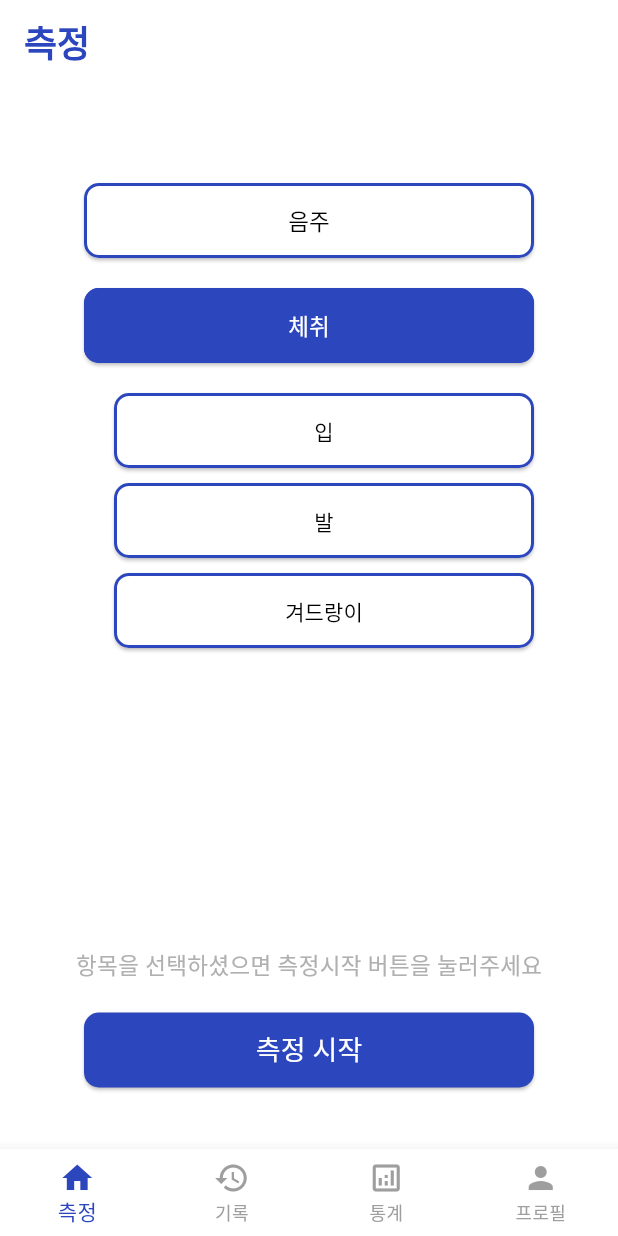
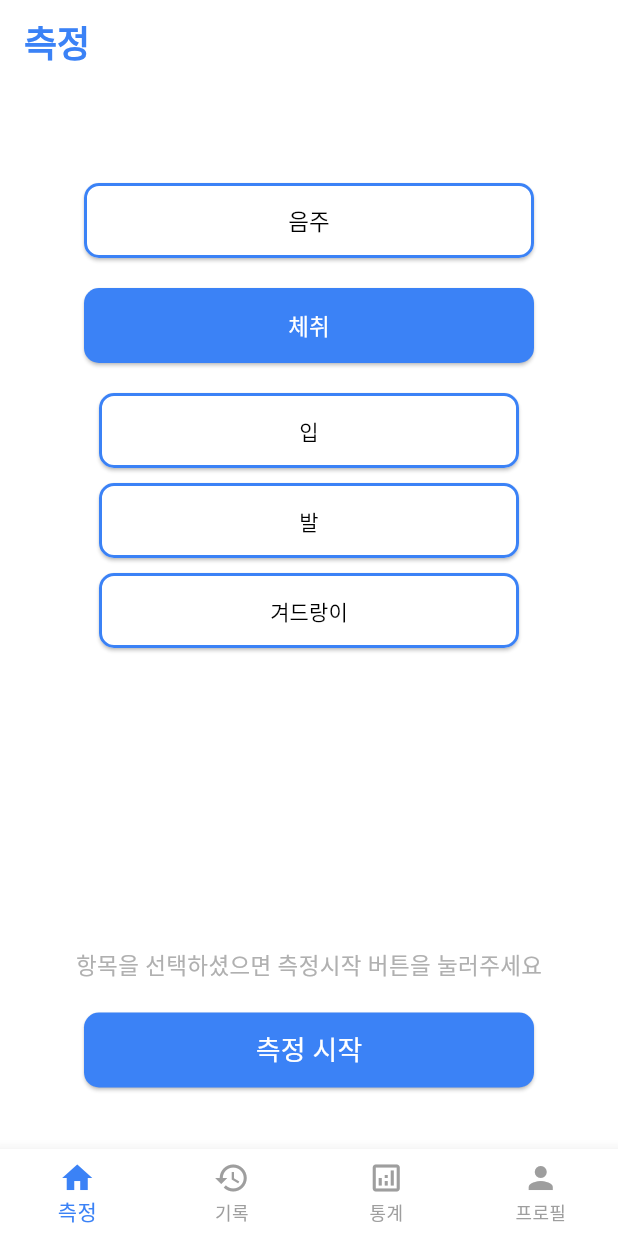
Before and after one commit to mark77234/NCSENSOR, a Flutter app: the MainScreen screen opened directly, after a tap on "체취", on a phone screen of 412 x 824 dp. Run offline on Flutter 3.47's test engine with Material 3 defaults, Android fonts, the phone set to English and light mode, and no system bars; our stand-ins replace fl_chart.

Commit message:
styles.dart에 measure_screen의 버튼형식 적용(리펙토링) 체취부위 선택 버튼 가운데 정렬 login_screen.dart에서 바로 measure_screen.dart로 이동하는 점 수정

```diff
--- a/lib/constants/styles.dart
+++ b/lib/constants/styles.dart
@@ -1,7 +1,7 @@
 import 'package:flutter/material.dart';
 
 class ColorStyles {
-  static const Color primary = Color(0xFF2C46BD);
+  static const Color primary = Color(0xFF3B82F6);
   static const Color secondary = Color(0xFF4B5563);
   static const Color grey = Color(0xFFD1D5DB);
   static const Color background = Color(0xFFFFFFFF);
@@ -37,6 +37,56 @@ class ButtonStyles {
       borderRadius: RadiusStyles.border,
     ),
   );
+
+  static ButtonStyle defaultElevated = ElevatedButton.styleFrom(
+    backgroundColor: ColorStyles.primary,
+    foregroundColor: Colors.white,
+    minimumSize: const Size(300, 50),
+    shape: RoundedRectangleBorder(
+      borderRadius: BorderRadius.circular(10),
+    ),
+    textStyle: const TextStyle(fontSize: 15),
+  );
+
+  static ButtonStyle selectedElevated = ElevatedButton.styleFrom(
+    backgroundColor: Colors.white,
+    foregroundColor: Colors.black,
+    minimumSize: const Size(300, 50),
+    shape: RoundedRectangleBorder(
+      borderRadius: BorderRadius.circular(10),
+      side: BorderSide(
+        color: ColorStyles.primary,
+        width: 2,
+      ),
+    ),
+    textStyle: const TextStyle(fontSize: 15),
+  );
+
+  static ButtonStyle bodyOdorSelected = ElevatedButton.styleFrom(
+    backgroundColor: ColorStyles.primary,
+    foregroundColor: Colors.white,
+    minimumSize: const Size(280, 50),
+    shape: RoundedRectangleBorder(
+      borderRadius: BorderRadius.circular(10),
+      side: BorderSide(
+        color: ColorStyles.primary,
+        width: 2,
+      ),
+    ),
+  );
+
+  static ButtonStyle bodyOdorUnselected = ElevatedButton.styleFrom(
+    backgroundColor: Colors.white,
+    foregroundColor: Colors.black,
+    minimumSize: const Size(280, 50),
+    shape: RoundedRectangleBorder(
+      borderRadius: BorderRadius.circular(10),
+      side: BorderSide(
+        color: ColorStyles.primary,
+        width: 2,
+      ),
+    ),
+  );
 }
 
 class InputStyles {
--- a/lib/screens/login_screen.dart
+++ b/lib/screens/login_screen.dart
@@ -1,6 +1,5 @@
 import 'package:flutter/material.dart';
 import 'package:taesung1/screens/main_screen.dart';
-import 'package:taesung1/screens/measure_screen.dart';
 
 class LoginScreen extends StatefulWidget {
   const LoginScreen({super.key});
--- a/lib/screens/measure_screen.dart
+++ b/lib/screens/measure_screen.dart
@@ -25,22 +25,9 @@ class _MeasureScreenState extends State<MeasureScreen> {
             children: [
               const SizedBox(height: 50),
               ElevatedButton(
-                style: ElevatedButton.styleFrom(
-                  backgroundColor: selectedMeasurement == '음주'
-                      ? ColorStyles.primary
-                      : Colors.white,
-                  foregroundColor: selectedMeasurement == '음주'
-                      ? Colors.white
-                      : Colors.black,
-                  minimumSize: const Size(300, 50),
-                  shape: RoundedRectangleBorder(
-                    borderRadius: BorderRadius.circular(10),
-                    side: BorderSide(
-                      color: ColorStyles.primary,
-                      width: 2,
-                    ),
-                  ),
-                ),
+                style: selectedMeasurement == '음주'
+                    ? ButtonStyles.defaultElevated
+                    : ButtonStyles.selectedElevated,
                 onPressed: () {
                   setState(() {
                     showBodyOdorOptions = false;
@@ -48,29 +35,13 @@ class _MeasureScreenState extends State<MeasureScreen> {
                     selectedBodyOdor = '';
                   });
                 },
-                child: const Text(
-                  '음주',
-                  style: TextStyle(fontSize: 15),
-                ),
+                child: const Text('음주'),
               ),
               const SizedBox(height: 20),
               ElevatedButton(
-                style: ElevatedButton.styleFrom(
-                  backgroundColor: selectedMeasurement == '체취'
-                      ? ColorStyles.primary
-                      : Colors.white,
-                  foregroundColor: selectedMeasurement == '체취'
-                      ? Colors.white
-                      : Colors.black,
-                  minimumSize: const Size(300, 50),
-                  shape: RoundedRectangleBorder(
-                    borderRadius: BorderRadius.circular(10),
-                    side: BorderSide(
-                      color: ColorStyles.primary,
-                      width: 2,
-                    ),
-                  ),
-                ),
+                style: selectedMeasurement == '체취'
+                    ? ButtonStyles.defaultElevated
+                    : ButtonStyles.selectedElevated,
                 onPressed: () {
                   setState(() {
                     showBodyOdorOptions = !showBodyOdorOptions;
@@ -78,10 +49,7 @@ class _MeasureScreenState extends State<MeasureScreen> {
                     selectedBodyOdor = '';
                   });
                 },
-                child: const Text(
-                  '체취',
-                  style: TextStyle(fontSize: 15),
-                ),
+                child: const Text('체취'),
               ),
               const SizedBox(height: 20),
               if (showBodyOdorOptions) ...[
@@ -159,25 +127,11 @@ class _MeasureScreenState extends State<MeasureScreen> {
 
   // 체취 부위 선택 버튼 빌드
   Widget _buildBodyOdorButton(String title, BuildContext context) {
-    return Padding(
-      padding: const EdgeInsets.only(left: 20),
+    return Center(
       child: ElevatedButton(
-        style: ElevatedButton.styleFrom(
-          backgroundColor: selectedBodyOdor == '$title 체취'
-              ? ColorStyles.primary
-              : Colors.white,
-          foregroundColor: selectedBodyOdor == '$title 체취'
-              ? Colors.white
-              : Colors.black,
-          minimumSize: const Size(280, 50),
-          shape: RoundedRectangleBorder(
-            borderRadius: BorderRadius.circular(10),
-            side: BorderSide(
-              color: ColorStyles.primary,
-              width: 2,
-            ),
-          ),
-        ),
+        style: selectedBodyOdor == '$title 체취'
+            ? ButtonStyles.bodyOdorSelected
+            : ButtonStyles.bodyOdorUnselected,
         onPressed: () {
           setState(() {
             selectedBodyOdor = '$title 체취';
```
